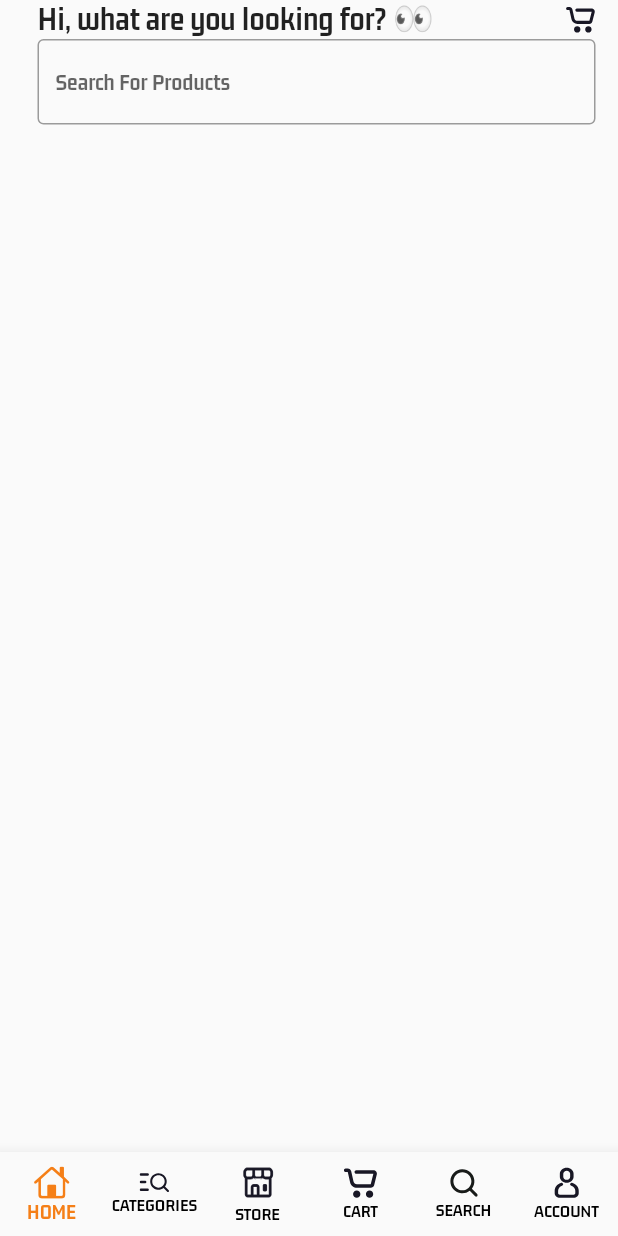
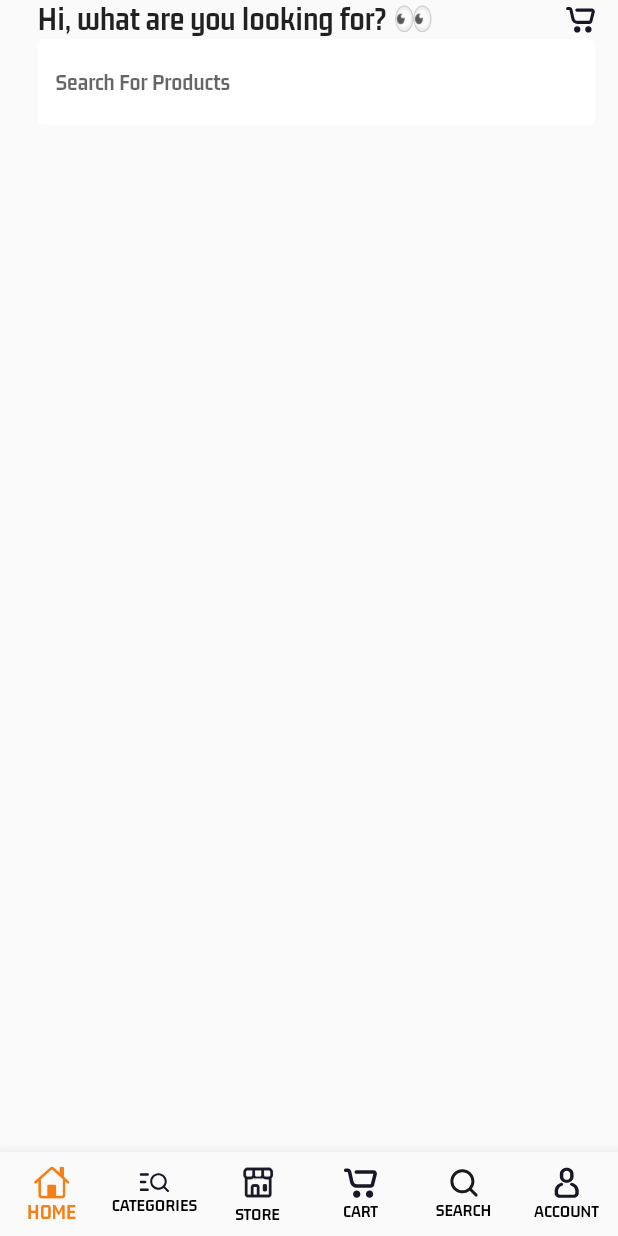
Before and after one commit to liqiang0330/FlutterMultiStoreApp, a Flutter app: the screen it shows after launch, on a phone screen of 412 x 824 dp. Run offline on Flutter 3.47's test engine with Material 2 defaults, Android fonts, the phone set to English and light mode, and no system bars; our stand-ins replace flutter_svg.

Commit message:
Add more styling to search bar of buyers home screen

```diff
--- a/lib/views/buyers/nav_screens/home_screen.dart
+++ b/lib/views/buyers/nav_screens/home_screen.dart
@@ -31,8 +31,12 @@ class HomeScreen extends StatelessWidget {
           ),
           TextField(
             decoration: InputDecoration(
+              fillColor: Colors.white,
+              filled: true,
               hintText: 'Search For Products',
-              border: OutlineInputBorder(),
+              border: OutlineInputBorder(
+                borderSide: BorderSide.none,
+              ),
             ),
           ),
         ],
```
